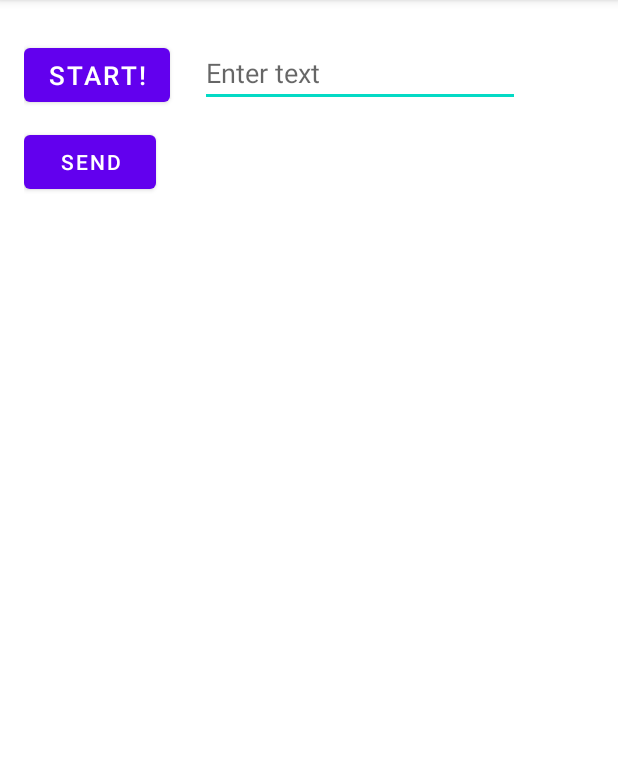
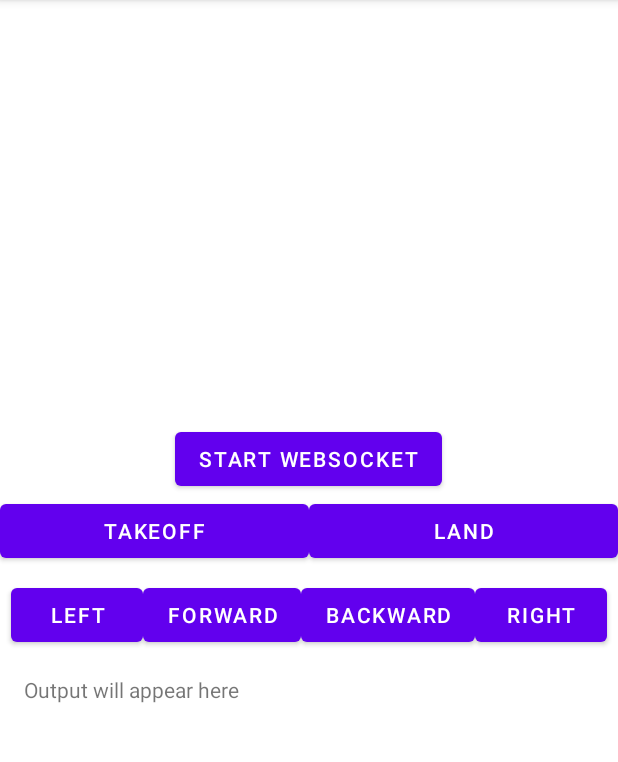
Before and after one commit to craft017/CSUSM-3D-Drone-Software, an Android app: the screen it shows after launch (UserInterface), on a phone screen of 412 x 824 dp, the part 84-846 px from its top. Run offline under Robolectric (Android 15) with nearby library versions, the phone set to English and light mode, and no system bars.

Commit message:
Implemented directional input buttons

```diff
--- a/app/src/main/java/com/example/airsimapp/UserInterface.java
+++ b/app/src/main/java/com/example/airsimapp/UserInterface.java
@@ -8,6 +8,9 @@ import android.widget.EditText;
 import android.widget.TextView;
 
 import androidx.appcompat.app.AppCompatActivity;
+
+import org.json.JSONObject;
+
 import okhttp3.OkHttpClient;
 import okhttp3.Request;
 import okhttp3.Response;
@@ -17,11 +20,11 @@ import okio.ByteString;
 
 public class UserInterface extends AppCompatActivity {
     private static final String TAG = "WebSocket";
-    private Button start, sendMessage;
+    private Button start, forward, backward, left, right;
     private TextView output;
     private OkHttpClient client;
     private WebSocket webSocket;
-    private EditText inputField;
+    private boolean isMoving = false;
     private final class EchoWebSocketListener extends WebSocketListener {
         @Override
         public void onOpen(WebSocket webSocket, okhttp3.Response response){
@@ -35,11 +38,6 @@ public class UserInterface extends AppCompatActivity {
         public void onMessage(WebSocket WebSocket, String text) {
             runOnUiThread(() -> output("Received: " + text));
             Log.d(TAG, "Message received: " + text);
-        }
-        @Override
-        public void onMessage(WebSocket WebSocket, ByteString bytes) {
-            runOnUiThread(() -> output("Received bytes: " + bytes.hex()));
-            Log.d(TAG, "Byte message received: " + bytes.hex());
         }
 
         @Override
@@ -60,9 +58,11 @@ public class UserInterface extends AppCompatActivity {
         super.onCreate(savedInstanceState);
         setContentView(R.layout.activity_main);
         start = (Button) findViewById(R.id.start);
+        forward = (Button) findViewById(R.id.forward);
+        backward = (Button) findViewById(R.id.backward);
+        left = (Button) findViewById(R.id.left);
+        right = (Button) findViewById(R.id.right);
         output = (TextView) findViewById(R.id.output);
-        sendMessage = (Button) findViewById(R.id.send_message); // New button for sending a message
-        inputField = (EditText) findViewById(R.id.input_field); // Input field for the message
         client = new OkHttpClient();
 
         start.setOnClickListener(new View.OnClickListener(){
@@ -72,10 +72,20 @@ public class UserInterface extends AppCompatActivity {
             }
         });
 
-        sendMessage.setOnClickListener(view -> sendMessage());
+        Button takeoffButton = findViewById(R.id.takeoff_button);
+        takeoffButton.setOnClickListener(v -> sendCommand("takeoff"));
+
+        Button landButton  = findViewById(R.id.land_button);
+        landButton .setOnClickListener(v -> sendCommand("land"));
+
+        // Set up continuous movement buttons
+        setMovementListener(forward, "forward");
+        setMovementListener(backward, "backward");
+        setMovementListener(left, "left");
+        setMovementListener(right, "right");
     }
 
-    private void start(){ // Connects us to the python websocket (localhost)
+    private void start(){ // Connects us to the websocket (localhost)
         if (client == null) {
             client = new OkHttpClient();
         }
@@ -83,15 +93,48 @@ public class UserInterface extends AppCompatActivity {
         webSocket = client.newWebSocket(request, new EchoWebSocketListener());
     }
 
-    private void sendMessage() { // sends message from android application to websocket
-        String message = inputField.getText().toString();
-        if (webSocket != null && !message.isEmpty()) {
-            webSocket.send(message);
-            output("Sent: " + message);
+    private void sendCommand(String action) {
+        if (webSocket != null) {
+            try {
+                JSONObject command = new JSONObject();
+                command.put("action", action);
+                command.put("params", new JSONObject()); // Empty params for now
+                webSocket.send(command.toString());
+            } catch (Exception e) {
+                Log.e(TAG, "Failed to send command", e);
+            }
         } else {
-            output("WebSocket is not connected or message is empty.");
+            output("No websocket connection");
         }
     }
+
+    private void setMovementListener(Button button, String action) {
+        button.setOnTouchListener((view, motionEvent) -> {
+            switch (motionEvent.getAction()) {
+                case MotionEvent.ACTION_DOWN:
+                    if (!isMoving) {
+                        isMoving = true;
+                        new Thread(() -> {
+                            while (isMoving) {
+                                sendCommand(action);
+                                try {
+                                    Thread.sleep(200); // Adjust interval for smoother movement
+                                } catch (InterruptedException e) {
+                                    Log.e(TAG, "Movement thread interrupted", e);
+                                }
+                            }
+                        }).start();
+                    }
+                    break;
+                case MotionEvent.ACTION_UP:
+                case MotionEvent.ACTION_CANCEL:
+                    isMoving = false;
+                    break;
+            }
+            return true;
+        });
+    }
+
     private void output(final String txt){
         runOnUiThread(( ) -> {
             output.setText(output.getText().toString() + "\n\n" + txt);
--- a/app/src/main/res/layout/activity_main.xml
+++ b/app/src/main/res/layout/activity_main.xml
@@ -1,65 +1,82 @@
-<?xml version="1.0" encoding = "utf-8"?>
-<RelativeLayout xmlns:android="http://schemas.android.com/apk/res/android"
-    xmlns:tools="http://schemas.android.com/tools"
-    android:id="@+id/activity_main"
+<LinearLayout
+    xmlns:android="http://schemas.android.com/apk/res/android"
     android:layout_width="match_parent"
     android:layout_height="match_parent"
-    android:paddingBottom="16dp"
-    android:paddingLeft="16dp"
-    android:paddingRight="16dp"
-    android:paddingTop="16dp"
-    tools:context=".UserInterface">
+    android:orientation="vertical"
+    android:gravity="center">
+
     <Button
         android:id="@+id/start"
         android:layout_width="wrap_content"
         android:layout_height="wrap_content"
-        android:layout_centerVertical="true"
-        android:layout_alignParentTop="true"
-        android:layout_marginTop="10dp"
-        android:layout_alignParentStart="true"
-        android:text="start!"
-        android:textSize="17sp"
-        android:layout_marginEnd="10dp"
-/>
+        android:text="Start WebSocket" />
+    <LinearLayout
+        android:id="@+id/button_layout"
+        android:layout_width="match_parent"
+        android:layout_height="wrap_content"
+        android:layout_alignParentBottom="true"
+        android:orientation="vertical">
 
+        <!-- Takeoff and Land Buttons -->
+        <LinearLayout
+            android:layout_width="match_parent"
+            android:layout_height="wrap_content"
+            android:orientation="horizontal"
+            android:layout_marginBottom="8dp"
+            android:gravity="center">
 
-    <EditText
-        android:id="@+id/input_field"
-        android:layout_width="wrap_content"
+            <Button
+                android:id="@+id/takeoff_button"
+                android:layout_width="0dp"
+                android:layout_height="wrap_content"
+                android:layout_weight="1"
+                android:text="Takeoff" />
+
+            <Button
+                android:id="@+id/land_button"
+                android:layout_width="0dp"
+                android:layout_height="wrap_content"
+                android:layout_weight="1"
+                android:text="Land" />
+        </LinearLayout>
+
+    <LinearLayout
+        android:layout_width="match_parent"
         android:layout_height="wrap_content"
-        android:layout_toEndOf="@id/start"
-        android:layout_alignTop="@id/start"
-        android:layout_centerVertical="true"
-        android:hint="Enter text"
-        android:layout_marginStart="10dp"
-        android:ems="10" />
+        android:orientation="horizontal"
+        android:gravity="center">
 
-    <Button
-        android:id="@+id/send_message"
-        android:layout_width="wrap_content"
-        android:layout_height="wrap_content"
-        android:text="Send"
-        android:layout_below="@id/start"
-        android:layout_marginTop="10dp"
-        android:layout_alignParentStart="true" />
+        <Button
+            android:id="@+id/left"
+            android:layout_width="wrap_content"
+            android:layout_height="wrap_content"
+            android:text="Left" />
 
-    <ScrollView
-        android:id="@+id/scrollView"
-        android:layout_width="match_parent"
-        android:layout_height="0dp"
-        android:layout_below="@id/send_message"
-        android:layout_marginTop="16dp"
-        android:layout_alignParentBottom="true">
+        <Button
+            android:id="@+id/forward"
+            android:layout_width="wrap_content"
+            android:layout_height="wrap_content"
+            android:text="Forward" />
 
-       <TextView
+        <Button
+            android:id="@+id/backward"
+            android:layout_width="wrap_content"
+            android:layout_height="wrap_content"
+            android:text="Backward" />
+
+        <Button
+            android:id="@+id/right"
+            android:layout_width="wrap_content"
+            android:layout_height="wrap_content"
+            android:text="Right" />
+    </LinearLayout>
+
+    <TextView
         android:id="@+id/output"
         android:layout_width="match_parent"
         android:layout_height="wrap_content"
-        android:textSize="16sp"
-        android:padding="8dp"
-        android:scrollbars="vertical"
-        android:text=""
-        />
-    </ScrollView>
-
-</RelativeLayout>
+        android:text="Output will appear here"
+        android:padding="16dp"
+        android:scrollbars="vertical" />
+    </LinearLayout>
+</LinearLayout>
```
